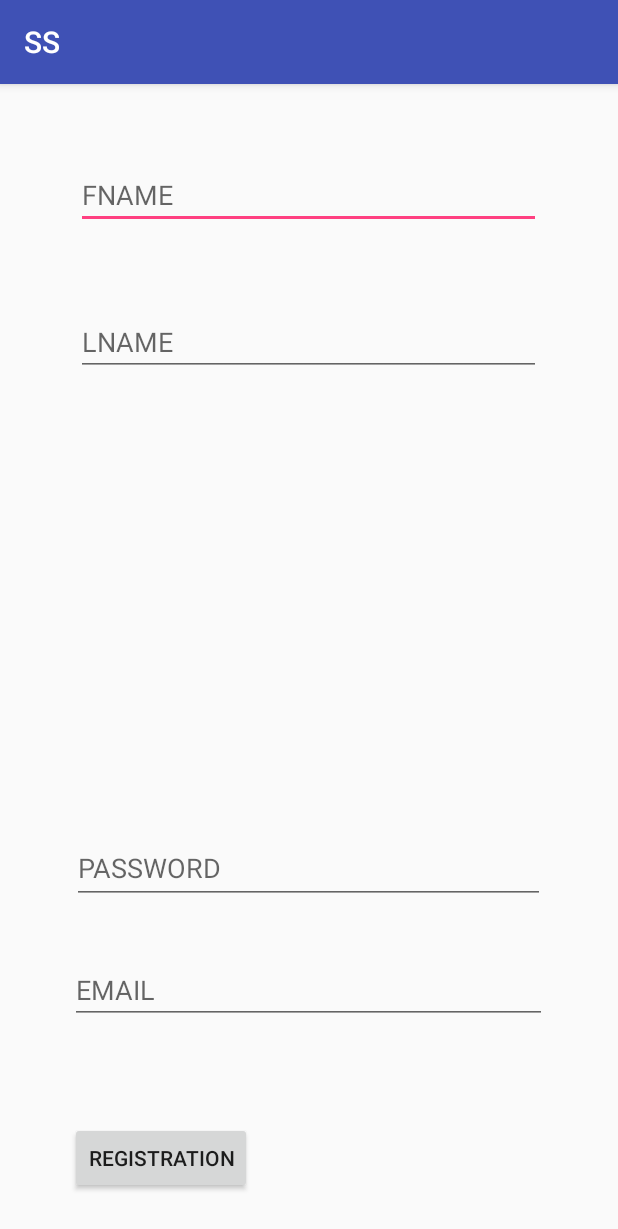
After one commit to ivanovvbg/SS, an Android app: the login1 screen opened directly, with no data from a screen before it, on a phone screen of 412 x 824 dp. The commit adds this screen. Shown: the top 1229 px of the screen. Run offline under Robolectric (Android 15) with nearby library versions, the phone set to English and light mode, and no system bars.

Commit message:
add login form

```diff
--- /dev/null
+++ b/app/src/main/java/com/example/pc/ss/login1.java
@@ -0,0 +1,27 @@
+package com.example.pc.ss;
+
+import android.database.sqlite.SQLiteDatabase;
+import android.database.sqlite.SQLiteOpenHelper;
+import android.support.v7.app.AppCompatActivity;
+import android.os.Bundle;
+import android.widget.Button;
+import android.widget.EditText;
+
+public class login1 extends AppCompatActivity {
+    SQLiteOpenHelper openHelper;
+    SQLiteDatabase db;
+    Button _btnreg;
+    EditText _txtfname, _txtlname, _txtpass, _txtemail;
+
+
+    @Override
+    protected void onCreate(Bundle savedInstanceState) {
+        super.onCreate(savedInstanceState);
+        setContentView(R.layout.activity_login1);
+        _btnreg =(Button)findViewById(R.id.btnreg);
+        _txtfname=(EditText)findViewById(R.id.txtfname);
+        _txtlname=(EditText)findViewById(R.id.txtlname);
+        _txtpass=(EditText)findViewById(R.id.txtpass);
+        _txtemail=(EditText)findViewById(R.id.txtemail);
+    }
+}
--- a/app/src/main/java/com/example/pc/ss/profil.java
+++ b/app/src/main/java/com/example/pc/ss/profil.java
@@ -12,7 +12,7 @@ Button button5;
     protected void onCreate(Bundle savedInstanceState) {
         super.onCreate(savedInstanceState);
         setContentView(R.layout.activity_profil);
-        button5 = findViewById(R.id.button);
+        button5 = findViewById(R.id.button5);
         button5.setOnClickListener(new View.OnClickListener() {
             @Override
             public void onClick(View v) {
--- /dev/null
+++ b/app/src/main/res/layout/activity_login1.xml
@@ -0,0 +1,71 @@
+<?xml version="1.0" encoding="utf-8"?>
+<RelativeLayout xmlns:android="http://schemas.android.com/apk/res/android"
+    xmlns:app="http://schemas.android.com/apk/res-auto"
+    xmlns:tools="http://schemas.android.com/tools"
+    android:layout_width="match_parent"
+    android:layout_height="match_parent"
+    tools:context=".login1">
+
+    <EditText
+        android:id="@+id/txtfname"
+        android:layout_width="310dp"
+        android:layout_height="wrap_content"
+        android:layout_alignParentTop="true"
+        android:layout_centerHorizontal="true"
+        android:layout_marginTop="51dp"
+        android:ems="10"
+        android:hint="FNAME"
+        android:inputType="textPersonName"
+        tools:layout_editor_absoluteX="23dp"
+        tools:layout_editor_absoluteY="64dp" />
+
+    <EditText
+        android:id="@+id/txtlname"
+        android:layout_width="310dp"
+        android:layout_height="wrap_content"
+        android:layout_alignParentTop="true"
+        android:layout_centerHorizontal="true"
+        android:layout_marginTop="149dp"
+        android:ems="10"
+        android:hint="LNAME"
+        android:inputType="textPersonName"
+        tools:layout_editor_absoluteX="25dp"
+        tools:layout_editor_absoluteY="148dp" />
+
+    <EditText
+        android:id="@+id/txtpass"
+        android:layout_width="315dp"
+        android:layout_height="47dp"
+        android:layout_alignParentBottom="true"
+        android:layout_centerHorizontal="true"
+        android:layout_marginBottom="221dp"
+        android:ems="10"
+        android:hint="PASSWORD"
+        android:inputType="textPassword"
+        tools:layout_editor_absoluteX="23dp"
+        tools:layout_editor_absoluteY="231dp" />
+
+    <EditText
+        android:id="@+id/txtemail"
+        android:layout_width="318dp"
+        android:layout_height="wrap_content"
+        android:layout_alignParentBottom="true"
+        android:layout_centerHorizontal="true"
+        android:layout_marginBottom="141dp"
+        android:ems="10"
+        android:hint="EMAIL"
+        android:inputType="textEmailAddress"
+        tools:layout_editor_absoluteX="22dp"
+        tools:layout_editor_absoluteY="322dp" />
+
+    <Button
+        android:id="@+id/btnreg"
+        android:layout_width="wrap_content"
+        android:layout_height="wrap_content"
+        android:layout_alignParentBottom="true"
+        android:layout_alignStart="@+id/txtemail"
+        android:layout_marginBottom="28dp"
+        android:text="REGISTRATION"
+        tools:layout_editor_absoluteX="23dp"
+        tools:layout_editor_absoluteY="435dp" />
+</RelativeLayout>
```
Also changed, not shown: app/src/main/AndroidManifest.xml (+10 -1 lines), app/src/main/java/com/example/pc/ss/DatebaseHelper.java (added, +31 -0 lines), app/src/main/java/com/example/pc/ss/MainActivity.java (+9 -4 lines), app/src/main/java/com/example/pc/ss/login.java (added, +349 -0 lines), app/src/main/java/com/example/pc/ss/tip1.java (+12 -1 lines), app/src/main/res/layout/activity_main.xml (+11 -9 lines), app/src/main/res/layout/activity_tip1.xml (+8 -0 lines), app/src/main/res/layout/activity_tree.xml (+5 -4 lines), app/src/main/res/values/strings.xml (+14 -0 lines).
